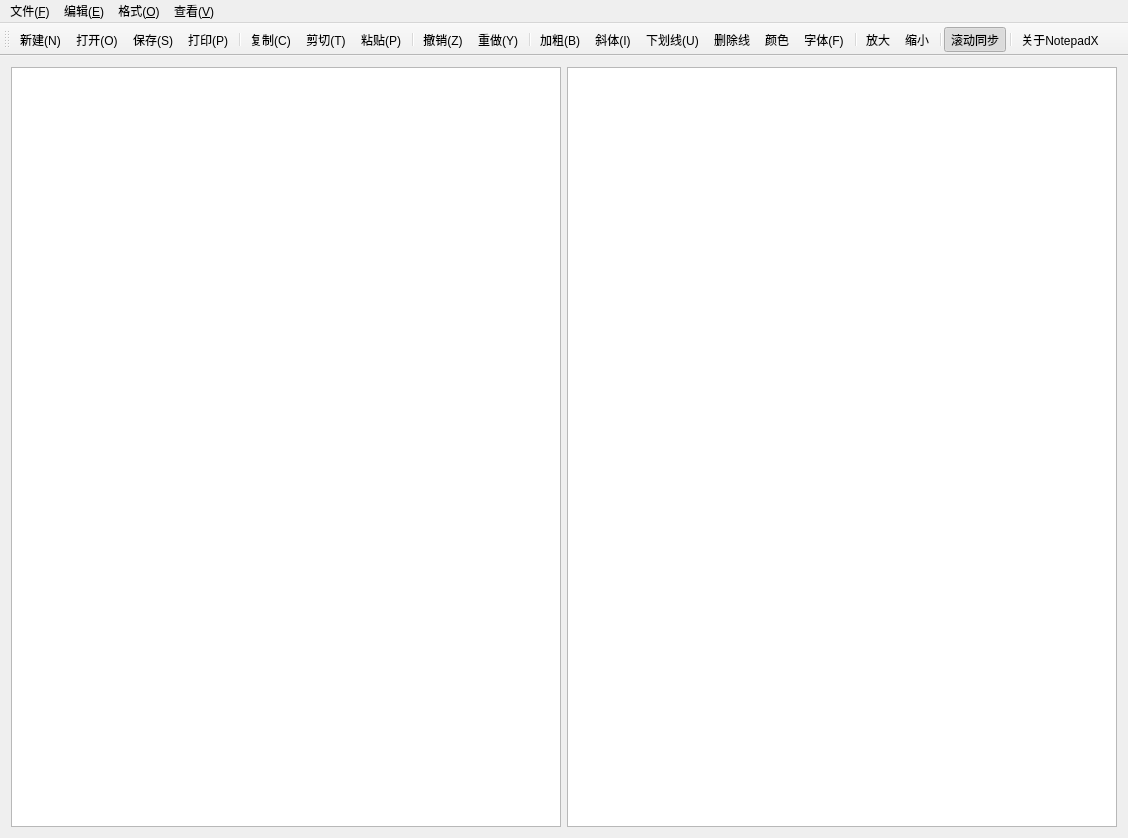
Before: the Qt Designer form NotepadX/NotepadXWindow.ui in ohto-ai/school-course-archives, drawn with Qt 5.
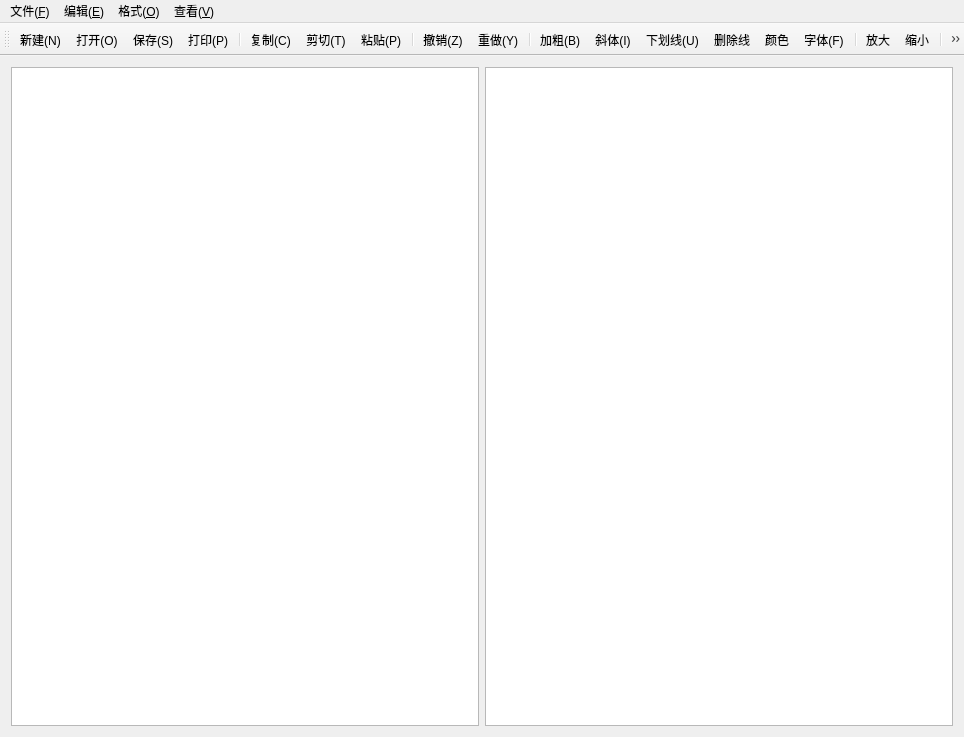
After: the same form once the commit is applied. Icons and pictures are not drawn.

```diff
--- a/NotepadX/NotepadXWindow.ui
+++ b/NotepadX/NotepadXWindow.ui
@@ -6,8 +6,8 @@
    <rect>
     <x>0</x>
     <y>0</y>
-    <width>1128</width>
-    <height>838</height>
+    <width>964</width>
+    <height>737</height>
    </rect>
   </property>
   <property name="windowTitle">
@@ -45,8 +45,8 @@
     <rect>
      <x>0</x>
      <y>0</y>
-     <width>1128</width>
-     <height>26</height>
+     <width>964</width>
+     <height>23</height>
     </rect>
    </property>
    <widget class="QMenu" name="menuFile">
```
